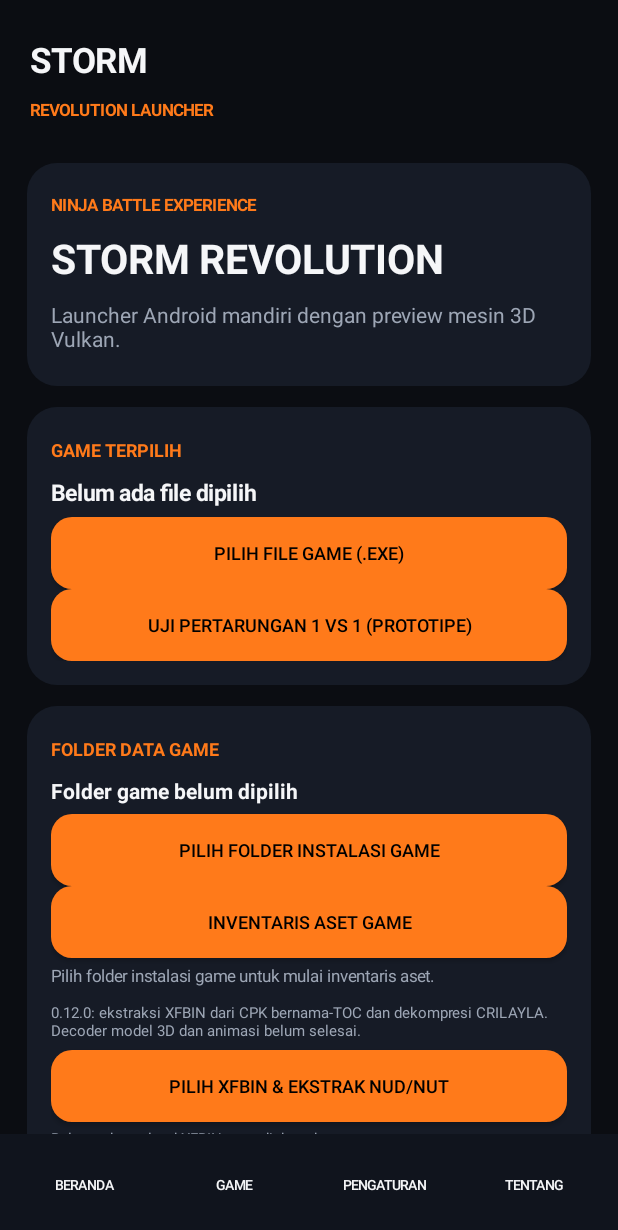
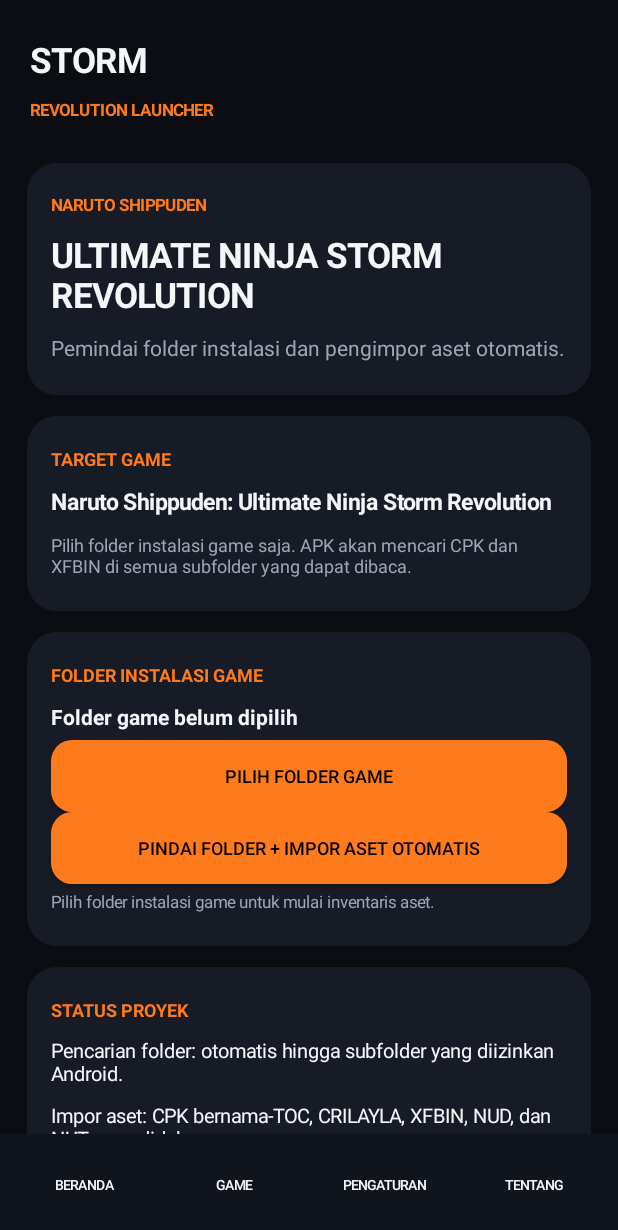
Before and after one commit to suksesjt12-source/Launcher-Strom-Revolution-, an Android app: the screen it shows after launch (MainActivity), on a phone screen of 412 x 824 dp. Shown: the top 1230 px of the screen. Run offline under Robolectric (Android 15) with nearby library versions, the phone set to English and light mode, and no system bars.

Commit message:
Simplify app to one-folder automatic game asset import flow

```diff
--- a/app/src/main/java/com/stormrevolution/launcher/MainActivity.kt
+++ b/app/src/main/java/com/stormrevolution/launcher/MainActivity.kt
@@ -36,14 +36,6 @@ class MainActivity : Activity() {
     private var selectedFolderName = "Folder game belum dipilih"
     private var assetScanReport = "Pilih folder instalasi game untuk mulai inventaris aset."
     private var scanInProgress = false
-    private var extractionInProgress = false
-    private var extractionReport = "Belum ada payload XFBIN yang diekstrak."
-    private var cpkInspectionInProgress = false
-    private var cpkInspectionReport = "Pilih data.cpk atau stage.cpk untuk membaca indeks arsip."
-    private var selectedCpkUri: Uri? = null
-    private var selectedCpkName = "Belum ada CPK dipilih"
-    private var cpkExtractionInProgress = false
-    private var cpkExtractionReport = "Belum ada XFBIN yang diekstrak dari CPK."
     private var battleMode = false
     private var hudText: TextView? = null
     private val hudHandler = Handler(Looper.getMainLooper())
@@ -131,46 +123,29 @@ class MainActivity : Activity() {
     private fun showHome() {
         val content = page()
         content.addView(card {
-            addView(label("NINJA BATTLE EXPERIENCE", 11, orange, true))
-            addView(label("STORM REVOLUTION", 27, white, true))
-            addView(label("Launcher Android mandiri dengan preview mesin 3D Vulkan.", 14, muted))
+            addView(label("NARUTO SHIPPUDEN", 11, orange, true))
+            addView(label("ULTIMATE NINJA STORM REVOLUTION", 23, white, true))
+            addView(label("Pemindai folder instalasi dan pengimpor aset otomatis.", 14, muted))
         })
         content.addView(card {
-            addView(label("GAME TERPILIH", 12, orange, true))
-            addView(label(selectedName, 15, white, true))
-            addView(action("PILIH FILE GAME (.EXE)") { pickExe() })
-            addView(action("UJI PERTARUNGAN 1 VS 1 (PROTOTIPE)") { showBattleScreen() })
+            addView(label("TARGET GAME", 12, orange, true))
+            addView(label("Naruto Shippuden: Ultimate Ninja Storm Revolution", 15, white, true))
+            addView(label("Pilih folder instalasi game saja. APK akan mencari CPK dan XFBIN di semua subfolder yang dapat dibaca.", 12, muted))
         })
         content.addView(card {
-            addView(label("FOLDER DATA GAME", 12, orange, true))
+            addView(label("FOLDER INSTALASI GAME", 12, orange, true))
             addView(label(selectedFolderName, 14, white, true))
-            addView(action("PILIH FOLDER INSTALASI GAME") { pickGameFolder() })
-            addView(action(if (scanInProgress) "MEMERIKSA ASET..." else "INVENTARIS ASET GAME") {
+            addView(action("PILIH FOLDER GAME") { pickGameFolder() })
+            addView(action(if (scanInProgress) "MEMINDAI & MENGIMPOR..." else "PINDAI FOLDER + IMPOR ASET OTOMATIS") {
                 scanGameFolder()
             })
             addView(label(assetScanReport, 11, muted))
-            addView(label("0.12.0: ekstraksi XFBIN dari CPK bernama-TOC dan dekompresi CRILAYLA. Decoder model 3D dan animasi belum selesai.", 10, muted))
-            addView(action(if (extractionInProgress) "MENGEKSTRAK PAYLOAD..." else "PILIH XFBIN & EKSTRAK NUD/NUT") { pickXfbin() })
-            addView(label(extractionReport, 10, muted))
-            addView(action(if (cpkInspectionInProgress) "MEMBACA INDEKS CPK..." else "PILIH CPK & BACA INDEKS") { pickCpk() })
-            addView(label("CPK aktif: $selectedCpkName", 10, muted))
-            addView(label(cpkInspectionReport, 10, muted))
-            addView(action(if (cpkExtractionInProgress) "MENGEKSTRAK XFBIN..." else "EKSTRAK XFBIN DARI CPK") { extractCpkXfbins() })
-            addView(label(cpkExtractionReport, 10, muted))
         })
         content.addView(card {
             addView(label("STATUS PROYEK", 12, orange, true))
-            addView(label("Launcher: aktif", 14, white))
-            addView(label("Storm Engine: Vulkan 3D pipeline, depth buffer, kamera perspektif, mesh uji, input multi-sentuh.", 13, white))
-            addView(label("Runtime khusus Naruto native ARM64: belum tersedia.", 13, muted))
-            addView(label("Tidak ada Wine, Box64, DXVK, atau Winlator.", 12, muted))
-        })
-        content.addView(card {
-            addView(label("MODE PERTARUNGAN 3D — PROTOTIPE", 12, orange, true))
-            addView(label(StormEngine.getVulkanReport(), 12, white))
-            addView(label(StormEngine.getEngineReport(), 11, muted))
-            addView(label("Demo 1 lawan 1: karakter dan arena sementara. Tekan tombol UJI PERTARUNGAN untuk layar landscape.", 11, muted))
-            addView(NativeVulkanSurfaceView(this@MainActivity), LinearLayout.LayoutParams(-1, dp(230)))
+            addView(label("Pencarian folder: otomatis hingga subfolder yang diizinkan Android.", 13, white))
+            addView(label("Impor aset: CPK bernama-TOC, CRILAYLA, XFBIN, NUD, dan NUT yang didukung.", 13, white))
+            addView(label("Runtime game native ARM64: belum tersedia. APK ini belum menjalankan NSUNSR.exe atau game retail.", 13, muted))
         })
         show(content)
     }
@@ -392,17 +367,6 @@ class MainActivity : Activity() {
         }
         assetScanReport = preferences.getString("asset_scan_report", null)
             ?: "Pilih folder instalasi game untuk mulai inventaris aset."
-        extractionReport = preferences.getString("extraction_report", null)
-            ?: "Belum ada payload XFBIN yang diekstrak."
-        cpkInspectionReport = preferences.getString("cpk_inspection_report", null)
-            ?: "Pilih data.cpk atau stage.cpk untuk membaca indeks arsip."
-        selectedCpkUri = preferences.getString("selected_cpk_uri", null)?.let {
-            runCatching { Uri.parse(it) }.getOrNull()
-        }
-        selectedCpkName = preferences.getString("selected_cpk_name", null)
-            ?: "Belum ada CPK dipilih"
-        cpkExtractionReport = preferences.getString("cpk_extraction_report", null)
-            ?: "Belum ada XFBIN yang diekstrak dari CPK."
     }
 
     private fun pickExe() {
@@ -606,7 +570,7 @@ class MainActivity : Activity() {
                 .substringAfterLast('/')
                 .ifBlank { "Folder game dipilih" }
         }.getOrDefault("Folder game dipilih")
-        assetScanReport = "Folder dipilih. Jalankan inventaris untuk memeriksa file game."
+        assetScanReport = "Folder dipilih. Tekan PINDAI FOLDER + IMPOR ASET OTOMATIS."
         getSharedPreferences("storm_launcher", MODE_PRIVATE).edit()
             .putString("selected_folder_name", selectedFolderName)
             .putString("selected_folder_uri", uri.toString())
@@ -624,11 +588,11 @@ class MainActivity : Activity() {
         if (scanInProgress) return
 
         scanInProgress = true
-        assetScanReport = "Sedang memeriksa daftar file dan signature awal..."
+        assetScanReport = "Memindai subfolder, mengekstrak XFBIN dari CPK, lalu mengambil payload NUD/NUT..."
         showHome()
 
         Thread {
-            val result = GameAssetScanner.scan(contentResolver, folderUri)
+            val result = GameAssetScanner.scan(contentResolver, folderUri, filesDir)
             runOnUiThread {
                 scanInProgress = false
                 assetScanReport = result.report
```
